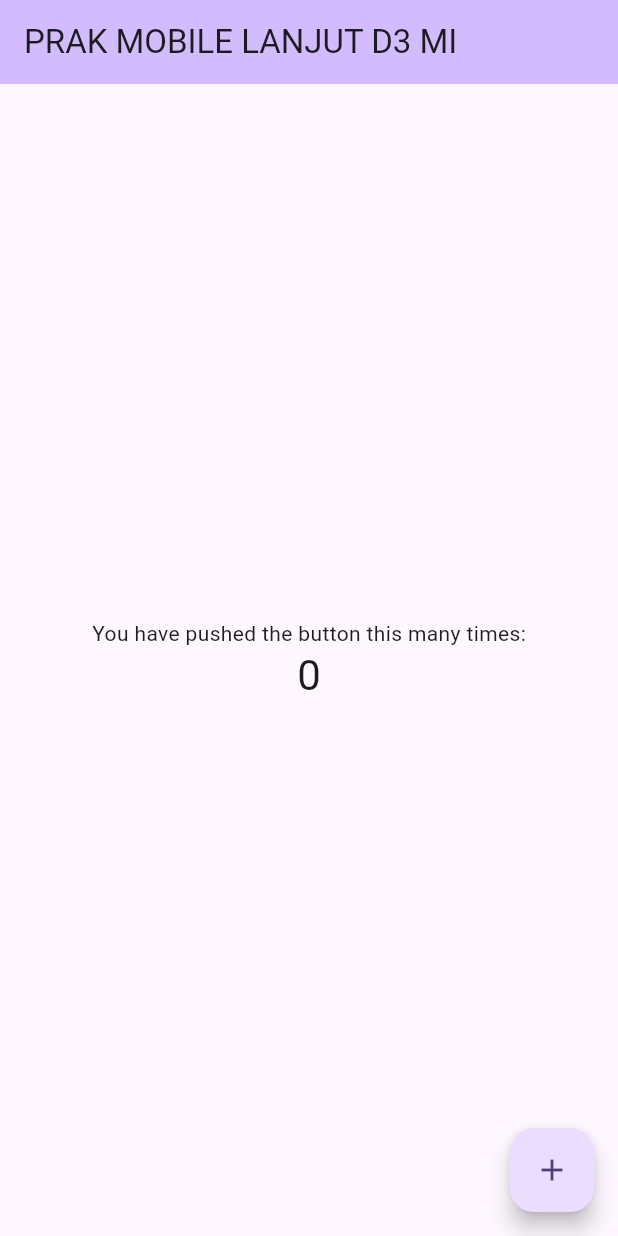
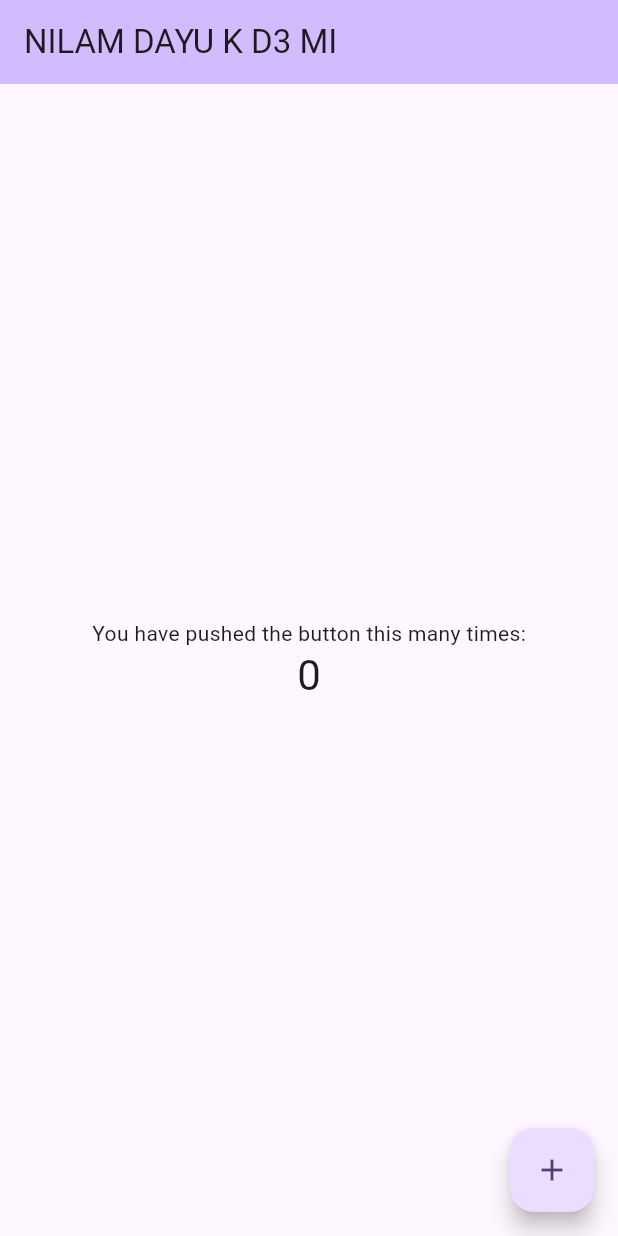
Before and after one commit to inidknqwertt/prak-mobilelanjut-2307051014, a Flutter app: the screen it shows after launch, on a phone screen of 412 x 824 dp. Run offline on Flutter 3.47's test engine with Material 3 defaults, Android fonts, the phone set to English and light mode, and no system bars.

Commit message:
pertemuan ke-2

```diff
--- a/lib/main.dart
+++ b/lib/main.dart
@@ -30,7 +30,7 @@ class MyApp extends StatelessWidget {
         // tested with just a hot reload.
         colorScheme: ColorScheme.fromSeed(seedColor: Colors.deepPurple),
       ),
-      home: const MyHomePage(title: 'PRAK MOBILE LANJUT D3 MI'),
+      home: const MyHomePage(title: 'NILAM DAYU K D3 MI'),
     );
   }
 }
```
